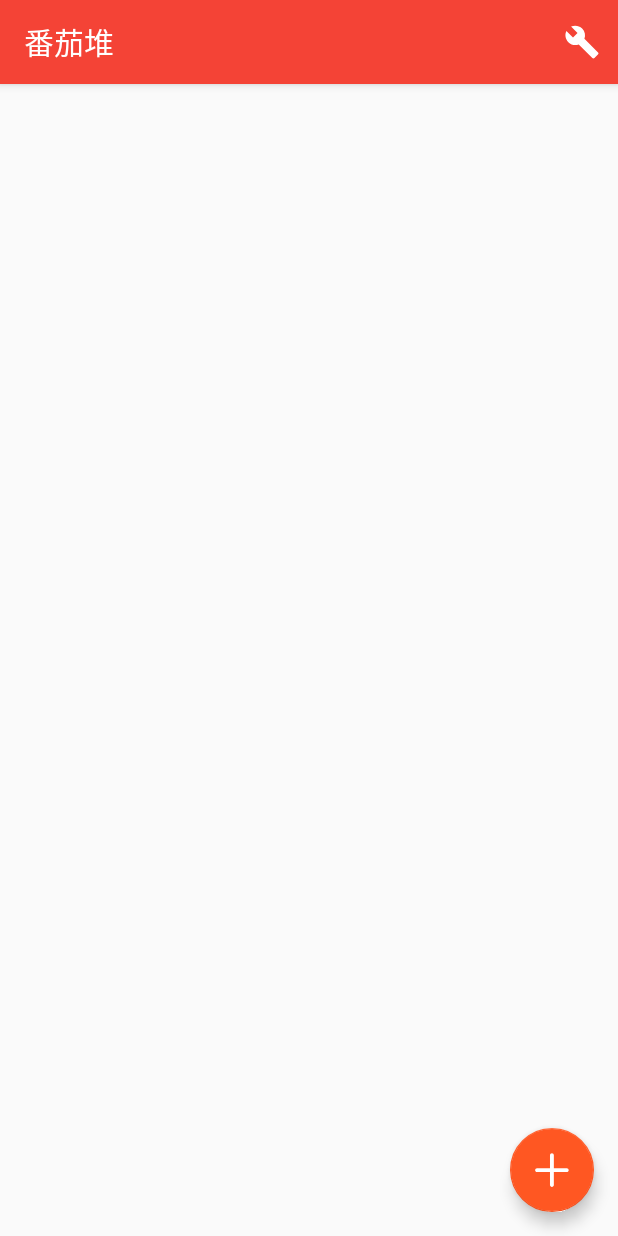
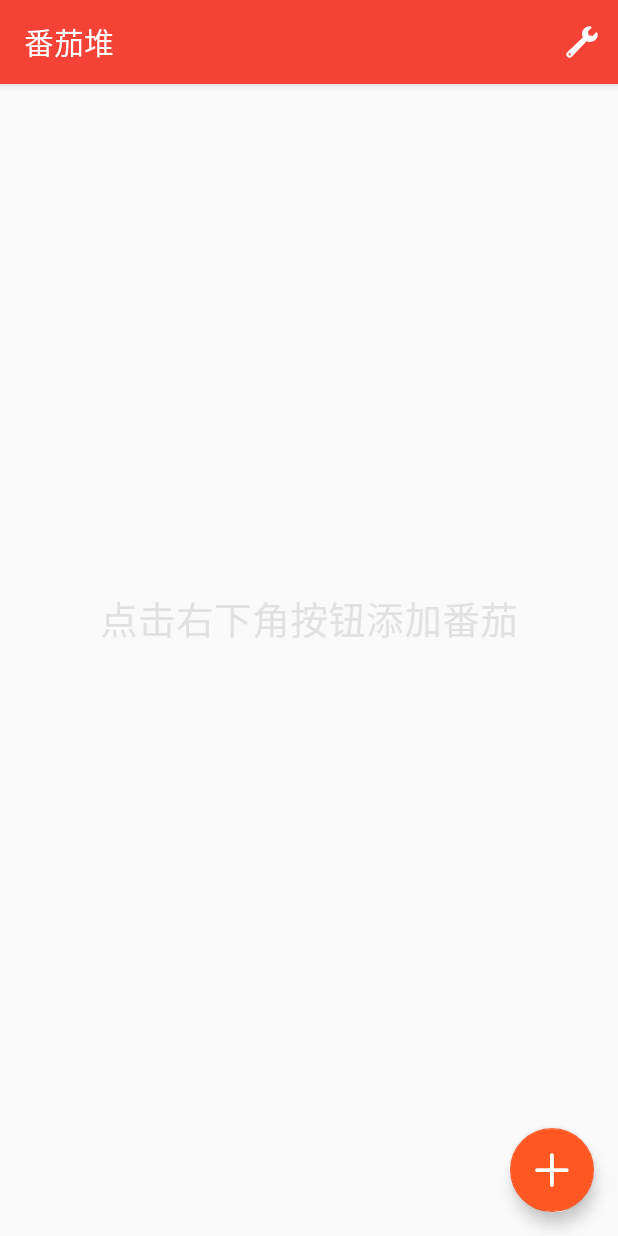
Before and after one commit to easman/Tomato, an Android app: the FaceActivity screen opened directly, with no data from a screen before it, on a phone screen of 412 x 824 dp. Run offline under Robolectric (Android 15) with nearby library versions, the light colour scheme and no system bars.

Commit message:
添加无番茄堆时的提醒

```diff
--- a/app/src/main/res/drawable-v21/ic_menu_gallery.xml
+++ /dev/null
@@ -1,9 +0,0 @@
-<vector xmlns:android="http://schemas.android.com/apk/res/android"
-    android:width="24dp"
-    android:height="24dp"
-    android:viewportHeight="24.0"
-    android:viewportWidth="24.0">
-    <path
-        android:fillColor="#FFFFFFFF"
-        android:pathData="M22,16V4c0,-1.1 -0.9,-2 -2,-2H8c-1.1,0 -2,0.9 -2,2v12c0,1.1 0.9,2 2,2h12c1.1,0 2,-0.9 2,-2zm-11,-4l2.03,2.71L16,11l4,5H8l3,-4zM2,6v14c0,1.1 0.9,2 2,2h14v-2H4V6H2z" />
-</vector>
--- a/app/src/main/res/drawable-v21/ic_menu_manage.xml
+++ /dev/null
@@ -1,9 +0,0 @@
-<vector xmlns:android="http://schemas.android.com/apk/res/android"
-    android:width="24dp"
-    android:height="24dp"
-    android:viewportHeight="24.0"
-    android:viewportWidth="24.0">
-    <path
-        android:fillColor="#FFFFFFFF"
-        android:pathData="M22.7,19l-9.1,-9.1c0.9,-2.3 0.4,-5 -1.5,-6.9 -2,-2 -5,-2.4 -7.4,-1.3L9,6 6,9 1.6,4.7C0.4,7.1 0.9,10.1 2.9,12.1c1.9,1.9 4.6,2.4 6.9,1.5l9.1,9.1c0.4,0.4 1,0.4 1.4,0l2.3,-2.3c0.5,-0.4 0.5,-1.1 0.1,-1.4z" />
-</vector>
--- /dev/null
+++ b/app/src/main/res/drawable/ic_back.xml
@@ -0,0 +1,4 @@
+<vector android:height="24dp" android:viewportHeight="1024.0"
+    android:viewportWidth="1024.0" android:width="24dp" xmlns:android="http://schemas.android.com/apk/res/android">
+    <path android:fillColor="#ffffff" android:pathData="M801,416.9c51.9,30.9 115.6,114.4 142.1,214.9 26.5,100.5 22.1,190.5 22.1,190.5s-34.3,-55.4 -48.2,-74.8 -72.5,-91.8 -163.5,-133.8S510.4,579.3 510.4,579.3l0,174.7 -419.1,-296.9 419.1,-296.9 0,176.3c0,0 100.7,7.6 153.3,18.5C752.4,373.3 801,416.9 801,416.9z"/>
+</vector>
--- /dev/null
+++ b/app/src/main/res/drawable/ic_edit.xml
@@ -0,0 +1,4 @@
+<vector android:height="24dp" android:viewportHeight="1024.0"
+    android:viewportWidth="1024.0" android:width="24dp" xmlns:android="http://schemas.android.com/apk/res/android">
+    <path android:fillColor="#ffffff" android:pathData="M923.8,229.8l-113,113.4 -110.2,-20 -19.8,-110.2 113,-113.4c-25.4,-25.4 -61.6,-37 -88.4,-35.6 -27,1.4 -84.6,16.6 -129.2,64 -43.2,45.6 -88.6,130.6 -48.4,225 4.8,11.4 10.2,26.4 -5.8,42.4 -16.2,16 -430,405.6 -430,405.6 -38.8,33.4 -36,95.2 -0.2,131.2 36.4,35.8 97.8,38 131.2,-0.6 0,0 386.4,-411.6 405.4,-430.2 17,-16.6 32.2,-11 42.4,-5.8 71.2,36.8 172.6,4.8 225.2,-47.8 52.6,-52.6 62.2,-103.4 63.8,-129.4C961.4,292.6 952.4,258.4 923.8,229.8zM182.6,886.4c-12.6,12.4 -33,12.4 -45.4,0 -12.4,-12.6 -12.4,-33 0,-45.4 12.6,-12.4 33,-12.4 45.4,0C195,853.6 195,874 182.6,886.4z"/>
+</vector>
--- a/app/src/main/res/layout/activity_face.xml
+++ b/app/src/main/res/layout/activity_face.xml
@@ -1,18 +1,14 @@
 <?xml version="1.0" encoding="utf-8"?>
-<android.support.v4.widget.DrawerLayout xmlns:android="http://schemas.android.com/apk/res/android"
-    xmlns:app="http://schemas.android.com/apk/res-auto"
-    xmlns:tools="http://schemas.android.com/tools"
+<LinearLayout xmlns:android="http://schemas.android.com/apk/res/android"
     android:id="@+id/drawer_layout"
     android:layout_width="match_parent"
     android:layout_height="match_parent"
     android:fitsSystemWindows="true"
-    tools:openDrawer="start">
+    >
 
     <include
         layout="@layout/app_bar_face"
         android:layout_width="match_parent"
         android:layout_height="match_parent" />
 
-
-
-</android.support.v4.widget.DrawerLayout>
+</LinearLayout>
--- a/app/src/main/res/layout/app_bar_face.xml
+++ b/app/src/main/res/layout/app_bar_face.xml
@@ -6,12 +6,14 @@
     android:layout_height="match_parent"
     tools:context="com.echo.anothertest.FaceActivity">
 
-    <View
+    <TextView
         android:id="@+id/background_face_activity"
         android:layout_width="match_parent"
         android:layout_height="match_parent"
-        android:background="#e1e1e1"
-        android:visibility="gone"/>
+        android:text="点击右下角按钮添加番茄"
+        android:gravity="center"
+        android:textSize="25sp"
+        android:textColor="#E1E1E1"/>
 
     <android.support.design.widget.AppBarLayout
         android:layout_width="match_parent"
--- a/app/src/main/res/menu/face.xml
+++ b/app/src/main/res/menu/face.xml
@@ -4,7 +4,7 @@
     <item
         android:id="@+id/action_settings"
         android:orderInCategory="100"
-        android:icon="@drawable/ic_menu_manage"
+        android:icon="@drawable/ic_edit"
         android:title="@string/action_settings"
         app:showAsAction="ifRoom" />
 
```
Also changed, not shown: app/src/main/java/com/echo/anothertest/FaceActivity.java (+17 -17 lines).
